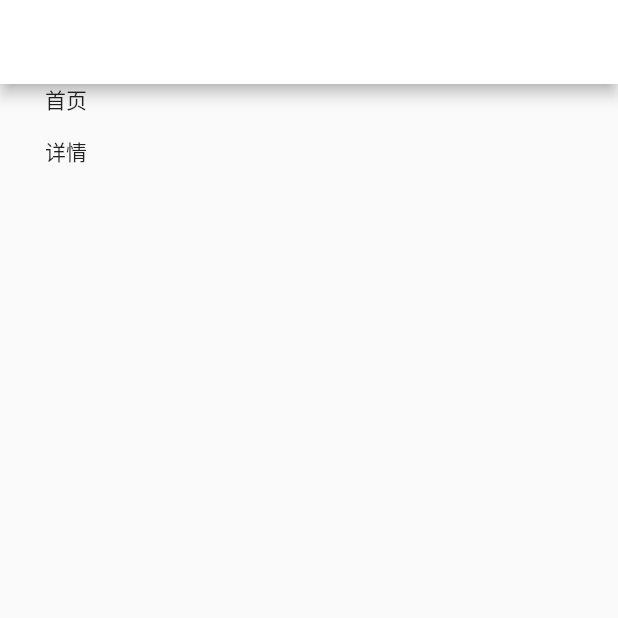
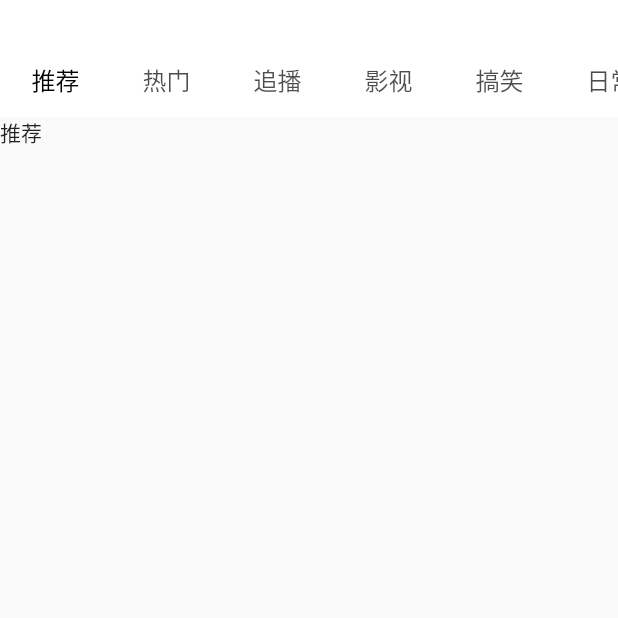
Before and after one commit to yangzl96/flutter_bilibili, a Flutter app: the HomePage screen opened directly, on a phone screen of 412 x 824 dp, the top half of it. Run offline on Flutter 3.47's test engine with Material 2 defaults, Android fonts, the light colour scheme and no system bars; our stand-ins replace dio, fluttertoast, shared_preferences; missing offline and left inert: underline_indicator; accounts and stored records are empty.

Commit message:
feat:首页顶部导航、修改文件名+—_page

```diff
--- a/lib/pages/home.dart
+++ /dev/null
@@ -1,55 +0,0 @@
-import 'package:bilibili/model/video_model.dart';
-import 'package:bilibili/navigator/hi_navigator.dart';
-import 'package:flutter/material.dart';
-
-class HomePage extends StatefulWidget {
-  HomePage({Key? key}) : super(key: key);
-
-  @override
-  _HomePageState createState() => _HomePageState();
-}
-
-class _HomePageState extends State<HomePage> {
-  var listener;
-
-  @override
-  void initState() {
-    super.initState();
-    HiNavigator.getInstance().addListener(listener = (current, pre) {
-      print('current: ${current.page}');
-      print('current: ${pre.page}');
-      if (widget == current.page || current.page is HomePage) {
-        print('打开了首页：onResume');
-      } else if (widget == pre?.page || pre?.page is HomePage) {
-        print('首页：onPause');
-      }
-    });
-  }
-
-  @override
-  void dispose() {
-    super.dispose();
-    HiNavigator.getInstance().removeListener(listener);
-  }
-
-  @override
-  Widget build(BuildContext context) {
-    return Scaffold(
-      appBar: AppBar(),
-      body: Container(
-        child: Column(
-          children: [
-            Text('首页'),
-            MaterialButton(
-              onPressed: () {
-                HiNavigator.getInstance().onJumpTo(RouteStatus.detail,
-                    args: {'videoMo': VideoModel(1001)});
-              },
-              child: Text('详情'),
-            )
-          ],
-        ),
-      ),
-    );
-  }
-}
--- /dev/null
+++ b/lib/pages/home_page.dart
@@ -0,0 +1,92 @@
+import 'package:bilibili/model/video_model.dart';
+import 'package:bilibili/navigator/hi_navigator.dart';
+import 'package:bilibili/pages/home_tab_page.dart';
+import 'package:bilibili/utils/color.dart';
+import 'package:flutter/material.dart';
+import 'package:underline_indicator/underline_indicator.dart';
+
+class HomePage extends StatefulWidget {
+  HomePage({Key? key}) : super(key: key);
+
+  @override
+  _HomePageState createState() => _HomePageState();
+}
+
+class _HomePageState extends State<HomePage>
+    with AutomaticKeepAliveClientMixin, TickerProviderStateMixin {
+  var listener;
+  TabController? _controller;
+  var tabs = ['推荐', '热门', '追播', '影视', '搞笑', '日常', '综合', '手机游戏', '短片·手书·配音'];
+  @override
+  void initState() {
+    super.initState();
+    _controller = TabController(length: tabs.length, vsync: this);
+    // PageView切换页面的时候会重新加载页面
+    HiNavigator.getInstance().addListener(listener = (current, pre) {
+      print('home: current: ${current.page}');
+      print('home: pre: ${pre.page}');
+      if (widget == current.page || current.page is HomePage) {
+        print('打开了首页：onResume');
+      } else if (widget == pre?.page || pre?.page is HomePage) {
+        print('首页：onPause');
+      }
+    });
+  }
+
+  @override
+  void dispose() {
+    super.dispose();
+    HiNavigator.getInstance().removeListener(listener);
+  }
+
+  @override
+  Widget build(BuildContext context) {
+    // super.build(context); 去除build的警告
+    return Scaffold(
+      body: Column(
+        children: [
+          // tab
+          Container(
+            color: Colors.white,
+            padding: const EdgeInsets.only(top: 30),
+            child: _tabBar(),
+          ),
+          // tabView
+          Flexible(
+              child: TabBarView(
+            controller: _controller,
+            children: tabs.map((tab) {
+              return HomeTabPage(name: tab);
+            }).toList(),
+          ))
+        ],
+      ),
+    );
+  }
+
+  @override
+  bool get wantKeepAlive => true;
+
+  _tabBar() {
+    return TabBar(
+      tabs: tabs.map<Tab>((tab) {
+        return Tab(
+          child: Padding(
+            padding: EdgeInsets.only(left: 5, right: 5),
+            child: Text(
+              tab,
+              style: TextStyle(fontSize: 16),
+            ),
+          ),
+        );
+      }).toList(),
+      controller: _controller,
+      isScrollable: true,
+      indicator: const UnderlineIndicator(
+          strokeCap: StrokeCap.round,
+          insets: EdgeInsets.only(left: 15, right: 15),
+          borderSide: BorderSide(color: primary, width: 3)),
+      labelColor: Colors.black,
+    );
+  }
+}
--- /dev/null
+++ b/lib/pages/home_tab_page.dart
@@ -0,0 +1,17 @@
+import 'package:flutter/material.dart';
+
+// 首页顶部导航中的tab的body页面
+class HomeTabPage extends StatefulWidget {
+  final String? name;
+  const HomeTabPage({Key? key, this.name}) : super(key: key);
+
+  @override
+  State<HomeTabPage> createState() => _HomeTabPageState();
+}
+
+class _HomeTabPageState extends State<HomeTabPage> {
+  @override
+  Widget build(BuildContext context) {
+    return Text(widget.name!);
+  }
+}
--- a/pubspec.yaml
+++ b/pubspec.yaml
@@ -36,6 +36,7 @@ dependencies:
   dio: ^4.0.0
   shared_preferences: ^2.0.6
   fluttertoast: ^8.0.8
+  underline_indicator: ^0.0.4
 
 dev_dependencies:
   flutter_test:
```
Also changed, not shown: lib/main.dart (+4 -4 lines), lib/navigator/bottom_navigator.dart (+38 -20 lines), lib/navigator/hi_navigator.dart (+19 -5 lines), lib/http/request/home_request.dart (added), lib/pages/favorite_page.dart (renamed from lib/pages/favorite.dart), lib/pages/login_page.dart (renamed from lib/pages/login.dart), lib/pages/profile_page.dart (renamed from lib/pages/profile.dart), lib/pages/ranking_page.dart (renamed from lib/pages/ranking.dart), lib/pages/registration_page.dart (renamed from lib/pages/registration.dart), lib/pages/video_detail_page.dart (renamed from lib/pages/video_detail.dart), pubspec.lock.
